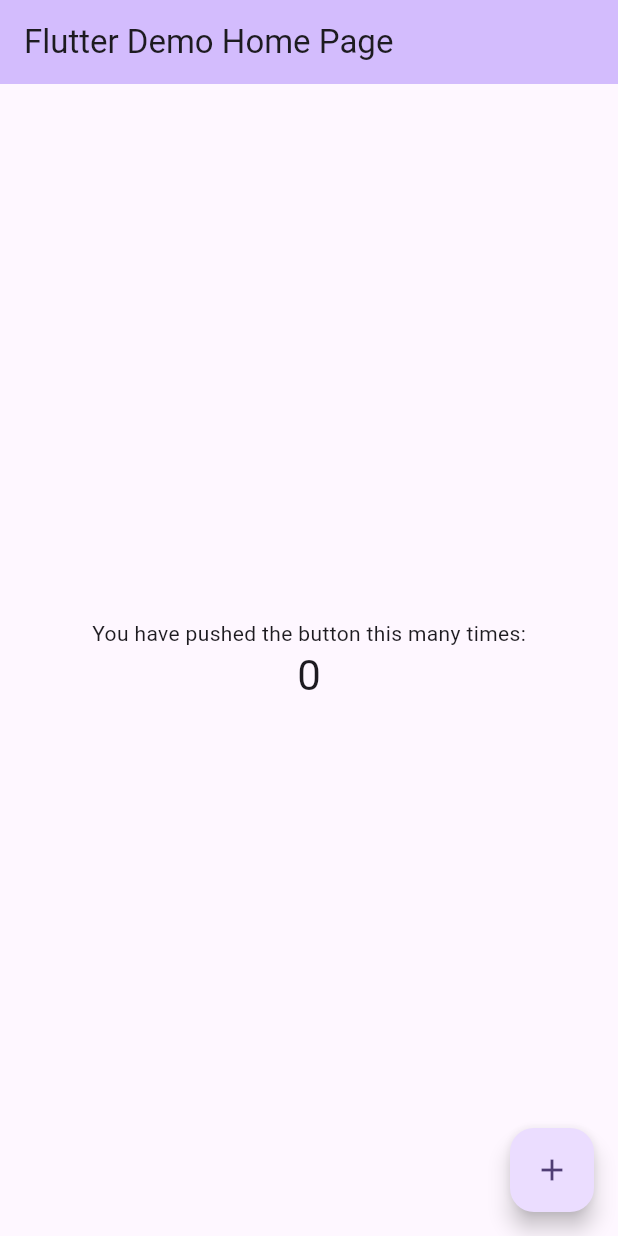
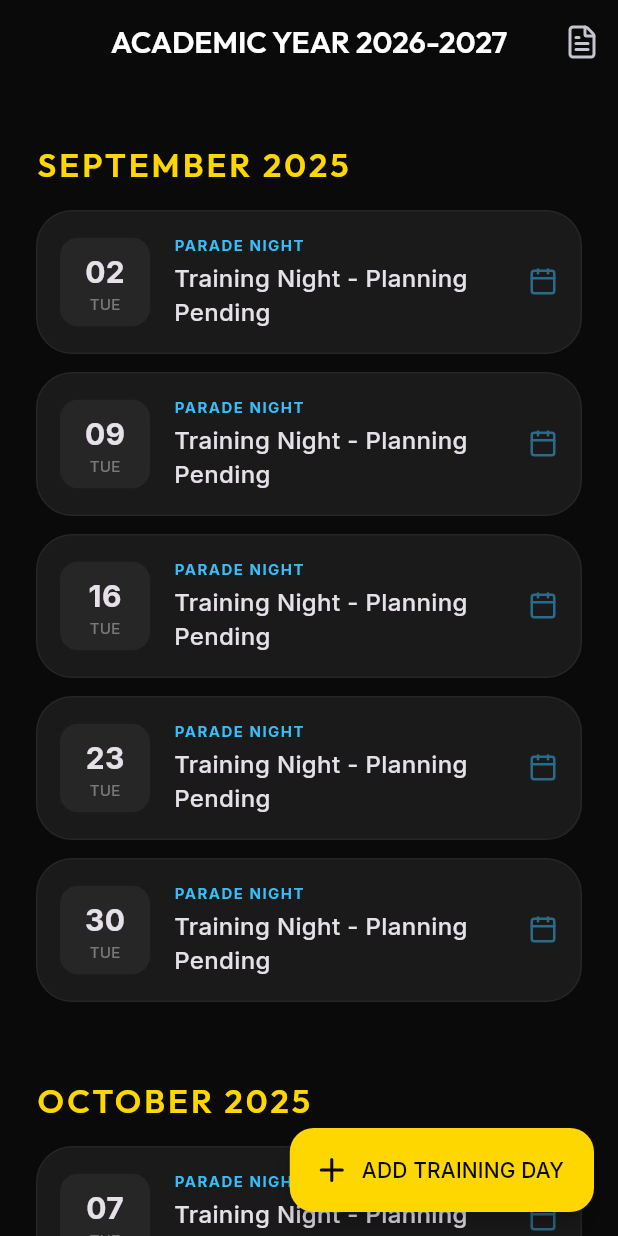
Before and after one commit to jonh2oman/training-officer-tool, a Flutter app: the screen it shows after launch, on a phone screen of 412 x 824 dp. Run offline on Flutter 3.47's test engine with Material 3 defaults, Android fonts, the phone set to English and light mode, and no system bars; our stand-ins replace flutter_riverpod, go_router, google_fonts, lucide_icons.

Commit message:
Foundation: Setup RCN theme, TrainingSession models, and Academic Calendar

```diff
--- a/lib/main.dart
+++ b/lib/main.dart
@@ -1,122 +1,28 @@
 import 'package:flutter/material.dart';
+import 'package:flutter_riverpod/flutter_riverpod.dart';
+import 'src/routing/app_router.dart';
+import 'src/theme/app_theme.dart';
 
 void main() {
-  runApp(const MyApp());
+  runApp(
+    const ProviderScope(
+      child: MyApp(),
+    ),
+  );
 }
 
-class MyApp extends StatelessWidget {
+class MyApp extends ConsumerWidget {
   const MyApp({super.key});
 
-  // This widget is the root of your application.
   @override
-  Widget build(BuildContext context) {
-    return MaterialApp(
-      title: 'Flutter Demo',
-      theme: ThemeData(
-        // This is the theme of your application.
-        //
-        // TRY THIS: Try running your application with "flutter run". You'll see
-        // the application has a purple toolbar. Then, without quitting the app,
-        // try changing the seedColor in the colorScheme below to Colors.green
-        // and then invoke "hot reload" (save your changes or press the "hot
-        // reload" button in a Flutter-supported IDE, or press "r" if you used
-        // the command line to start the app).
-        //
-        // Notice that the counter didn't reset back to zero; the application
-        // state is not lost during the reload. To reset the state, use hot
-        // restart instead.
-        //
-        // This works for code too, not just values: Most code changes can be
-        // tested with just a hot reload.
-        colorScheme: .fromSeed(seedColor: Colors.deepPurple),
-      ),
-      home: const MyHomePage(title: 'Flutter Demo Home Page'),
+  Widget build(BuildContext context, WidgetRef ref) {
+    final goRouter = ref.watch(goRouterProvider);
+
+    return MaterialApp.router(
+      title: 'Training Officer Tool',
+      theme: AppTheme.darkTheme,
+      routerConfig: goRouter,
+      debugShowCheckedModeBanner: false,
     );
   }
 }
-
-class MyHomePage extends StatefulWidget {
-  const MyHomePage({super.key, required this.title});
-
-  // This widget is the home page of your application. It is stateful, meaning
-  // that it has a State object (defined below) that contains fields that affect
-  // how it looks.
-
-  // This class is the configuration for the state. It holds the values (in this
-  // case the title) provided by the parent (in this case the App widget) and
-  // used by the build method of the State. Fields in a Widget subclass are
-  // always marked "final".
-
-  final String title;
-
-  @override
-  State<MyHomePage> createState() => _MyHomePageState();
-}
-
-class _MyHomePageState extends State<MyHomePage> {
-  int _counter = 0;
-
-  void _incrementCounter() {
-    setState(() {
-      // This call to setState tells the Flutter framework that something has
-      // changed in this State, which causes it to rerun the build method below
-      // so that the display can reflect the updated values. If we changed
-      // _counter without calling setState(), then the build method would not be
-      // called again, and so nothing would appear to happen.
-      _counter++;
-    });
-  }
-
-  @override
-  Widget build(BuildContext context) {
-    // This method is rerun every time setState is called, for instance as done
-    // by the _incrementCounter method above.
-    //
-    // The Flutter framework has been optimized to make rerunning build methods
-    // fast, so that you can just rebuild anything that needs updating rather
-    // than having to individually change instances of widgets.
-    return Scaffold(
-      appBar: AppBar(
-        // TRY THIS: Try changing the color here to a specific color (to
-        // Colors.amber, perhaps?) and trigger a hot reload to see the AppBar
-        // change color while the other colors stay the same.
-        backgroundColor: Theme.of(context).colorScheme.inversePrimary,
-        // Here we take the value from the MyHomePage object that was created by
-        // the App.build method, and use it to set our appbar title.
-        title: Text(widget.title),
-      ),
-      body: Center(
-        // Center is a layout widget. It takes a single child and positions it
-        // in the middle of the parent.
-        child: Column(
-          // Column is also a layout widget. It takes a list of children and
-          // arranges them vertically. By default, it sizes itself to fit its
-          // children horizontally, and tries to be as tall as its parent.
-          //
-          // Column has various properties to control how it sizes itself and
-          // how it positions its children. Here we use mainAxisAlignment to
-          // center the children vertically; the main axis here is the vertical
-          // axis because Columns are vertical (the cross axis would be
-          // horizontal).
-          //
-          // TRY THIS: Invoke "debug painting" (choose the "Toggle Debug Paint"
-          // action in the IDE, or press "p" in the console), to see the
-          // wireframe for each widget.
-          mainAxisAlignment: .center,
-          children: [
-            const Text('You have pushed the button this many times:'),
-            Text(
-              '$_counter',
-              style: Theme.of(context).textTheme.headlineMedium,
-            ),
-          ],
-        ),
-      ),
-      floatingActionButton: FloatingActionButton(
-        onPressed: _incrementCounter,
-        tooltip: 'Increment',
-        child: const Icon(Icons.add),
-      ),
-    );
-  }
-}
--- /dev/null
+++ b/lib/src/features/calendar/application/training_controller.dart
@@ -0,0 +1,68 @@
+import 'package:flutter_riverpod/flutter_riverpod.dart';
+import '../domain/training_session.dart';
+
+class TrainingState {
+  final List<TrainingSession> sessions;
+  final bool isLoading;
+
+  TrainingState({
+    this.sessions = const [],
+    this.isLoading = false,
+  });
+
+  TrainingState copyWith({
+    List<TrainingSession>? sessions,
+    bool? isLoading,
+  }) {
+    return TrainingState(
+      sessions: sessions ?? this.sessions,
+      isLoading: isLoading ?? this.isLoading,
+    );
+  }
+}
+
+class TrainingController extends StateNotifier<TrainingState> {
+  TrainingController() : super(TrainingState()) {
+    _initializeAcademicYear();
+  }
+
+  void _initializeAcademicYear() {
+    // Basic logic to find all Tuesdays between Sep 1 and Jun 30
+    final now = DateTime.now();
+    final startYear = now.month >= 9 ? now.year : now.year - 1;
+    final startDate = DateTime(startYear, 9, 1);
+    final endDate = DateTime(startYear + 1, 6, 30);
+
+    final List<TrainingSession> sessions = [];
+    DateTime current = startDate;
+
+    while (current.isBefore(endDate)) {
+      // 2 is Tuesday (Mon=1, Tue=2, etc.)
+      if (current.weekday == DateTime.tuesday) {
+        sessions.add(TrainingSession(
+          date: current,
+          type: SessionType.paradeNight,
+        ));
+      }
+      current = current.add(const Duration(days: 1));
+    }
+
+    state = state.copyWith(sessions: sessions);
+  }
+
+  void updateSession(TrainingSession updatedSession) {
+    state = state.copyWith(
+      sessions: state.sessions.map((s) => s.id == updatedSession.id ? updatedSession : s).toList(),
+    );
+  }
+
+  void addSession(DateTime date, SessionType type) {
+    state = state.copyWith(
+      sessions: [...state.sessions, TrainingSession(date: date, type: type)]..sort((a, b) => a.date.compareTo(b.date)),
+    );
+  }
+}
+
+final trainingProvider = StateNotifierProvider<TrainingController, TrainingState>((ref) {
+  return TrainingController();
+});
--- /dev/null
+++ b/lib/src/features/calendar/domain/training_session.dart
@@ -0,0 +1,70 @@
+import 'package:uuid/uuid.dart';
+
+enum SessionType {
+  paradeNight,
+  trainingDay,
+  weekend,
+}
+
+enum Phase {
+  phase1('Phase 1'),
+  phase2('Phase 2'),
+  phase3('Phase 3'),
+  phase4('Phase 4');
+
+  final String label;
+  const Phase(this.label);
+}
+
+class LessonSlot {
+  final String? eoCode; // e.g. M103.01
+  final String? title;
+  final String? instructor;
+  final String? location;
+
+  const LessonSlot({
+    this.eoCode,
+    this.title,
+    this.instructor,
+    this.location,
+  });
+
+  bool get isEmpty => eoCode == null && title == null;
+}
+
+class TrainingSession {
+  final String id;
+  final DateTime date;
+  final SessionType type;
+  final String? description;
+
+  // Matrix: Phase -> List of 3 Periods
+  final Map<Phase, List<LessonSlot>> matrix;
+
+  TrainingSession({
+    String? id,
+    required this.date,
+    required this.type,
+    this.description,
+    Map<Phase, List<LessonSlot>>? matrix,
+  }) : id = id ?? const Uuid().v4(),
+       matrix = matrix ?? {
+         for (var phase in Phase.values)
+           phase: List.generate(3, (_) => const LessonSlot()),
+       };
+
+  TrainingSession copyWith({
+    DateTime? date,
+    SessionType? type,
+    String? description,
+    Map<Phase, List<LessonSlot>>? matrix,
+  }) {
+    return TrainingSession(
+      id: id,
+      date: date ?? this.date,
+      type: type ?? this.type,
+      description: description ?? this.description,
+      matrix: matrix ?? this.matrix,
+    );
+  }
+}
--- /dev/null
+++ b/lib/src/features/calendar/presentation/academic_calendar_screen.dart
@@ -0,0 +1,162 @@
+import 'package:flutter/material.dart';
+import 'package:flutter_riverpod/flutter_riverpod.dart';
+import 'package:intl/intl.dart';
+import 'package:lucide_icons/lucide_icons.dart';
+import '../application/training_controller.dart';
+import '../domain/training_session.dart';
+import '../../../theme/app_theme.dart';
+
+class AcademicCalendarScreen extends ConsumerWidget {
+  const AcademicCalendarScreen({super.key});
+
+  @override
+  Widget build(BuildContext context, WidgetRef ref) {
+    final trainingState = ref.watch(trainingProvider);
+
+    // Group sessions by month
+    final Map<String, List<TrainingSession>> groupedSessions = {};
+    for (var session in trainingState.sessions) {
+      final monthName = DateFormat('MMMM yyyy').format(session.date);
+      groupedSessions.putIfAbsent(monthName, () => []).add(session);
+    }
+
+    return Scaffold(
+      appBar: AppBar(
+        title: const Text('ACADEMIC YEAR 2026-2027'),
+        actions: [
+          IconButton(
+            icon: const Icon(LucideIcons.fileText),
+            onPressed: () {}, // Future PDF
+          ),
+        ],
+      ),
+      body: ListView.builder(
+        padding: const EdgeInsets.all(24),
+        itemCount: groupedSessions.keys.length,
+        itemBuilder: (context, index) {
+          final month = groupedSessions.keys.elementAt(index);
+          final sessions = groupedSessions[month]!;
+
+          return Column(
+            crossAxisAlignment: CrossAxisAlignment.start,
+            children: [
+              Padding(
+                padding: const EdgeInsets.symmetric(vertical: 16.0),
+                child: Text(
+                  month.toUpperCase(),
+                  style: Theme.of(context).textTheme.titleLarge?.copyWith(
+                    color: AppTheme.gold,
+                    letterSpacing: 2,
+                  ),
+                ),
+              ),
+              ...sessions.map((session) => _SessionCard(session: session)),
+              const SizedBox(height: 24),
+            ],
+          );
+        },
+      ),
+      floatingActionButton: FloatingActionButton.extended(
+        onPressed: () {}, // Add special day (Day Mode / Weekend)
+        icon: const Icon(LucideIcons.plus),
+        label: const Text('ADD TRAINING DAY'),
+        backgroundColor: AppTheme.gold,
+        foregroundColor: AppTheme.black,
+      ),
+    );
+  }
+}
+
+class _SessionCard extends StatelessWidget {
+  final TrainingSession session;
+  const _SessionCard({required this.session});
+
+  @override
+  Widget build(BuildContext context) {
+    final dayName = DateFormat('EEEE').format(session.date);
+    final dayNum = DateFormat('dd').format(session.date);
+
+    Color typeColor;
+    IconData typeIcon;
+    switch (session.type) {
+      case SessionType.paradeNight:
+        typeColor = AppTheme.paradeColor;
+        typeIcon = LucideIcons.calendar;
+        break;
+      case SessionType.trainingDay:
+        typeColor = AppTheme.dayColor;
+        typeIcon = LucideIcons.sun;
+        break;
+      case SessionType.weekend:
+        typeColor = AppTheme.weekendColor;
+        typeIcon = LucideIcons.tent;
+        break;
+    }
+
+    return Card(
+      margin: const EdgeInsets.only(bottom: 12),
+      child: InkWell(
+        onTap: () {}, // Navigate to Matrix
+        borderRadius: BorderRadius.circular(24),
+        child: Padding(
+          padding: const EdgeInsets.all(16.0),
+          child: Row(
+            children: [
+              Container(
+                width: 60,
+                padding: const EdgeInsets.symmetric(vertical: 8),
+                decoration: BoxDecoration(
+                  color: Colors.white.withOpacity(0.05),
+                  borderRadius: BorderRadius.circular(12),
+                ),
+                child: Column(
+                  children: [
+                    Text(
+                      dayNum,
+                      style: const TextStyle(fontSize: 20, fontWeight: FontWeight.bold),
+                    ),
+                    Text(
+                      dayName.substring(0, 3).toUpperCase(),
+                      style: const TextStyle(fontSize: 10, color: Colors.white38),
+                    ),
+                  ],
+                ),
+              ),
+              const SizedBox(width: 16),
+              Expanded(
+                child: Column(
+                  crossAxisAlignment: CrossAxisAlignment.start,
+                  children: [
+                    Text(
+                      _getTypeLabel(session.type).toUpperCase(),
+                      style: TextStyle(
+                        color: typeColor,
+                        fontSize: 10,
+                        fontWeight: FontWeight.bold,
+                        letterSpacing: 1,
+                      ),
+                    ),
+                    const SizedBox(height: 4),
+                    const Text(
+                      'Training Night - Planning Pending',
+                      style: TextStyle(fontSize: 16, fontWeight: FontWeight.w500),
+                    ),
+                  ],
+                ),
+              ),
+              Icon(typeIcon, color: typeColor.withOpacity(0.5), size: 20),
+            ],
+          ),
+        ),
+      ),
+    );
+  }
+
+  String _getTypeLabel(SessionType type) {
+    switch (type) {
+      case SessionType.paradeNight: return 'Parade Night';
+      case SessionType.trainingDay: return 'Training Day';
+      case SessionType.weekend: return 'Weekend';
+    }
+  }
+}
--- /dev/null
+++ b/lib/src/routing/app_router.dart
@@ -0,0 +1,17 @@
+import 'package:flutter/material.dart';
+import 'package:go_router/go_router.dart';
+import 'package:flutter_riverpod/flutter_riverpod.dart';
+import '../features/calendar/presentation/academic_calendar_screen.dart';
+
+final goRouterProvider = Provider<GoRouter>((ref) {
+  return GoRouter(
+    initialLocation: '/',
+    routes: [
+      GoRoute(
+        path: '/',
+        builder: (context, state) => const AcademicCalendarScreen(),
+      ),
+      // Future routes for Matrix planning and Reports
+    ],
+  );
+});
--- /dev/null
+++ b/lib/src/theme/app_theme.dart
@@ -0,0 +1,51 @@
+import 'package:flutter/material.dart';
+import 'package:google_fonts/google_fonts.dart';
+
+class AppTheme {
+  // RCN Core Colors
+  static const Color navy = Color(0xFF002147);
+  static const Color gold = Color(0xFFFFD700);
+  static const Color black = Color(0xFF0A0A0A);
+  static const Color slate = Color(0xFF2B3E50);
+
+  // Training Mode Colors
+  static const Color paradeColor = Color(0xFF38BDF8); // Blue
+  static const Color dayColor = Color(0xFF10B981);    // Green
+  static const Color weekendColor = Color(0xFFFACC15); // Yellow
+
+  static ThemeData get darkTheme {
+    return ThemeData(
+      useMaterial3: true,
+      brightness: Brightness.dark,
+      colorScheme: ColorScheme.fromSeed(
+        seedColor: navy,
+        brightness: Brightness.dark,
+        primary: gold,
+        secondary: gold.withOpacity(0.8),
+        surface: const Color(0xFF1A1A1A),
+        background: black,
+      ),
+      scaffoldBackgroundColor: black,
+      textTheme: GoogleFonts.interTextTheme(ThemeData.dark().textTheme).copyWith(
+        displayLarge: GoogleFonts.outfit(fontWeight: FontWeight.bold, letterSpacing: -1),
+        displayMedium: GoogleFonts.outfit(fontWeight: FontWeight.bold),
+        displaySmall: GoogleFonts.outfit(fontWeight: FontWeight.bold),
+        titleLarge: GoogleFonts.outfit(fontWeight: FontWeight.w600),
+      ),
+      cardTheme: CardThemeData(
+        color: const Color(0xFF1A1A1A),
+        elevation: 0,
+        shape: RoundedRectangleBorder(
+          borderRadius: BorderRadius.circular(24),
+          side: BorderSide(color: Colors.white.withOpacity(0.05), width: 1),
+        ),
+      ),
+      appBarTheme: AppBarTheme(
+        backgroundColor: Colors.transparent,
+        elevation: 0,
+        centerTitle: true,
+        titleTextStyle: GoogleFonts.outfit(fontSize: 20, fontWeight: FontWeight.w600),
+      ),
+    );
+  }
+}
```
Also changed, not shown: pubspec.yaml (+9 -0 lines), pubspec.lock, 11 other files.
